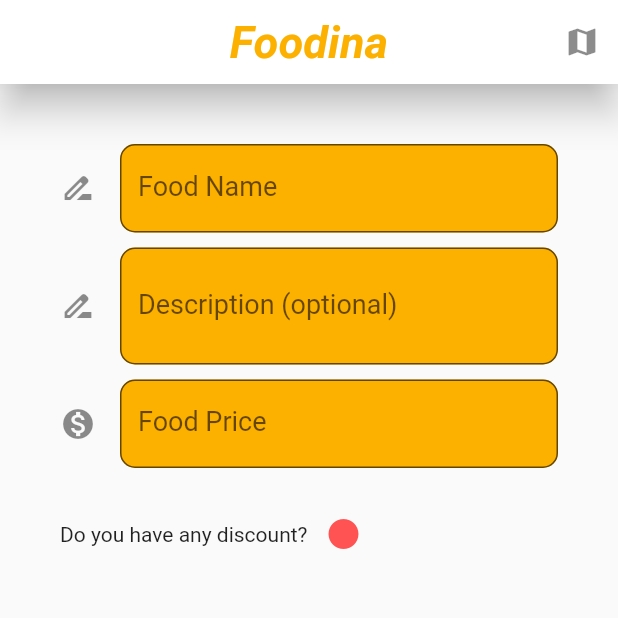
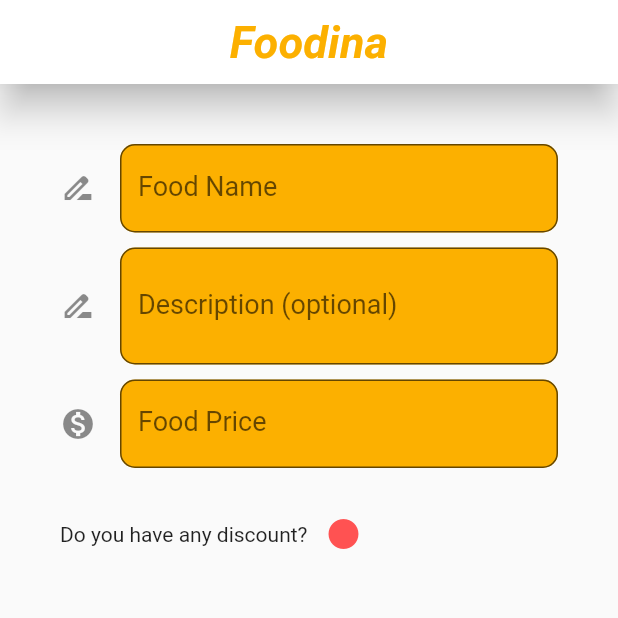
Before and after one commit to seyed-mostafa/seller_app, a Flutter app: the screen it shows after launch, after a tap on the "add" icon, on a phone screen of 412 x 824 dp, the top half of it. Run offline on Flutter 3.47's test engine with Material 2 defaults, Android fonts, the phone set to English and light mode, and no system bars.

Commit message:
حذف آیکون نقشه از اپ بار

```diff
--- a/lib/appBar.dart
+++ b/lib/appBar.dart
@@ -9,9 +9,7 @@ AppBar appBar(){
         fontSize: 30, fontWeight: FontWeight.bold,fontStyle: FontStyle.italic)),
     centerTitle: true,
     elevation: 10,
-    actions: [
-      IconButton(onPressed:(){},icon:Icon(Icons.map,color: Colors.black45))
-    ],
+
   );
 
 }
```
